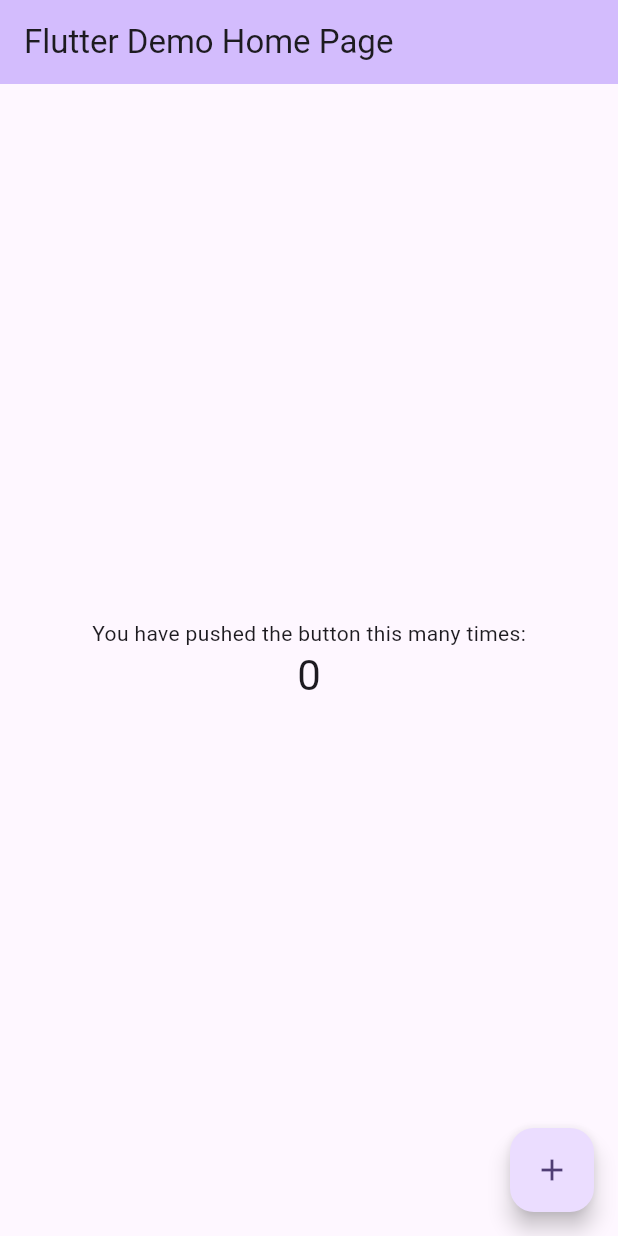
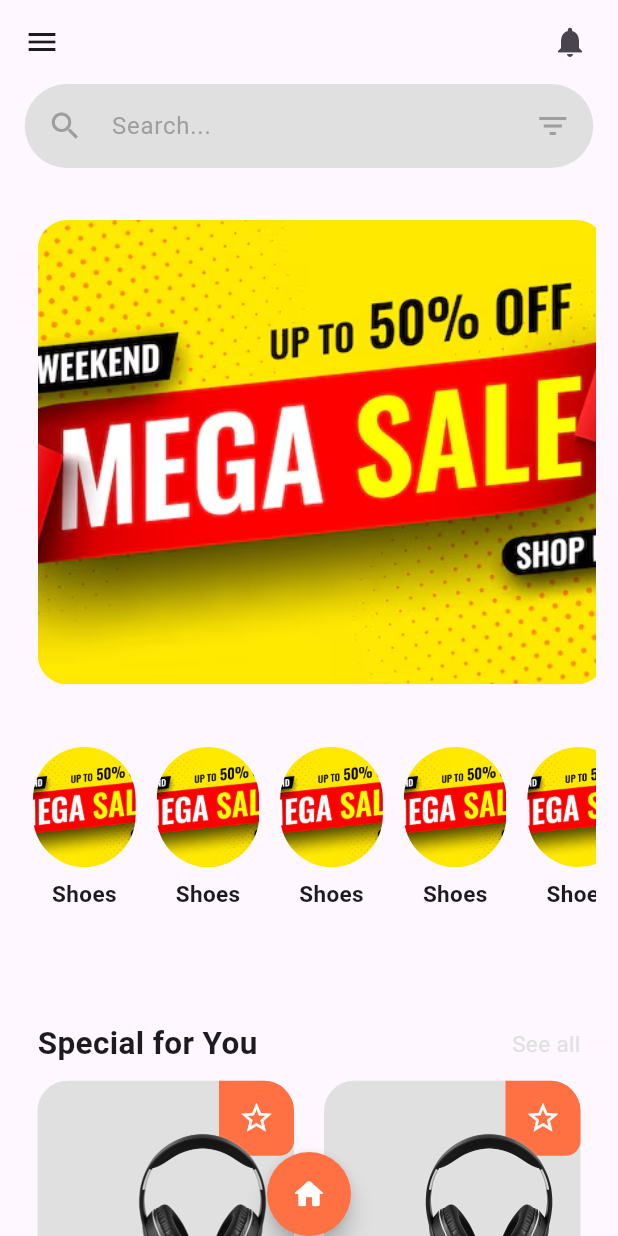
Before and after one commit to PrernaMi/E_Comm_App, a Flutter app: the screen it shows after launch, on a phone screen of 412 x 824 dp. Run offline on Flutter 3.47's test engine with Material 3 defaults, Android fonts, the light colour scheme and no system bars.

Commit message:
Added home page UI

```diff
--- a/lib/main.dart
+++ b/lib/main.dart
@@ -1,125 +1,22 @@
+import 'package:e_com_app_firebase/screens/home_page.dart';
 import 'package:flutter/material.dart';
 
 void main() {
-  runApp(const MyApp());
+  runApp( MyApp());
 }
 
 class MyApp extends StatelessWidget {
-  const MyApp({super.key});
 
-  // This widget is the root of your application.
   @override
   Widget build(BuildContext context) {
     return MaterialApp(
+      debugShowCheckedModeBanner: false,
       title: 'Flutter Demo',
       theme: ThemeData(
-        // This is the theme of your application.
-        //
-        // TRY THIS: Try running your application with "flutter run". You'll see
-        // the application has a purple toolbar. Then, without quitting the app,
-        // try changing the seedColor in the colorScheme below to Colors.green
-        // and then invoke "hot reload" (save your changes or press the "hot
-        // reload" button in a Flutter-supported IDE, or press "r" if you used
-        // the command line to start the app).
-        //
-        // Notice that the counter didn't reset back to zero; the application
-        // state is not lost during the reload. To reset the state, use hot
-        // restart instead.
-        //
-        // This works for code too, not just values: Most code changes can be
-        // tested with just a hot reload.
         colorScheme: ColorScheme.fromSeed(seedColor: Colors.deepPurple),
         useMaterial3: true,
       ),
-      home: const MyHomePage(title: 'Flutter Demo Home Page'),
+      home: HomePage(),
     );
   }
 }
-
-class MyHomePage extends StatefulWidget {
-  const MyHomePage({super.key, required this.title});
-
-  // This widget is the home page of your application. It is stateful, meaning
-  // that it has a State object (defined below) that contains fields that affect
-  // how it looks.
-
-  // This class is the configuration for the state. It holds the values (in this
-  // case the title) provided by the parent (in this case the App widget) and
-  // used by the build method of the State. Fields in a Widget subclass are
-  // always marked "final".
-
-  final String title;
-
-  @override
-  State<MyHomePage> createState() => _MyHomePageState();
-}
-
-class _MyHomePageState extends State<MyHomePage> {
-  int _counter = 0;
-
-  void _incrementCounter() {
-    setState(() {
-      // This call to setState tells the Flutter framework that something has
-      // changed in this State, which causes it to rerun the build method below
-      // so that the display can reflect the updated values. If we changed
-      // _counter without calling setState(), then the build method would not be
-      // called again, and so nothing would appear to happen.
-      _counter++;
-    });
-  }
-
-  @override
-  Widget build(BuildContext context) {
-    // This method is rerun every time setState is called, for instance as done
-    // by the _incrementCounter method above.
-    //
-    // The Flutter framework has been optimized to make rerunning build methods
-    // fast, so that you can just rebuild anything that needs updating rather
-    // than having to individually change instances of widgets.
-    return Scaffold(
-      appBar: AppBar(
-        // TRY THIS: Try changing the color here to a specific color (to
-        // Colors.amber, perhaps?) and trigger a hot reload to see the AppBar
-        // change color while the other colors stay the same.
-        backgroundColor: Theme.of(context).colorScheme.inversePrimary,
-        // Here we take the value from the MyHomePage object that was created by
-        // the App.build method, and use it to set our appbar title.
-        title: Text(widget.title),
-      ),
-      body: Center(
-        // Center is a layout widget. It takes a single child and positions it
-        // in the middle of the parent.
-        child: Column(
-          // Column is also a layout widget. It takes a list of children and
-          // arranges them vertically. By default, it sizes itself to fit its
-          // children horizontally, and tries to be as tall as its parent.
-          //
-          // Column has various properties to control how it sizes itself and
-          // how it positions its children. Here we use mainAxisAlignment to
-          // center the children vertically; the main axis here is the vertical
-          // axis because Columns are vertical (the cross axis would be
-          // horizontal).
-          //
-          // TRY THIS: Invoke "debug painting" (choose the "Toggle Debug Paint"
-          // action in the IDE, or press "p" in the console), to see the
-          // wireframe for each widget.
-          mainAxisAlignment: MainAxisAlignment.center,
-          children: <Widget>[
-            const Text(
-              'You have pushed the button this many times:',
-            ),
-            Text(
-              '$_counter',
-              style: Theme.of(context).textTheme.headlineMedium,
-            ),
-          ],
-        ),
-      ),
-      floatingActionButton: FloatingActionButton(
-        onPressed: _incrementCounter,
-        tooltip: 'Increment',
-        child: const Icon(Icons.add),
-      ), // This trailing comma makes auto-formatting nicer for build methods.
-    );
-  }
-}
--- /dev/null
+++ b/lib/screens/explore_product.dart
@@ -0,0 +1,14 @@
+import 'package:flutter/material.dart';
+
+class ExploreProduct extends StatelessWidget{
+  @override
+  Widget build(BuildContext context) {
+    return Scaffold(
+      body: Column(
+        children: [
+
+        ],
+      ),
+    );
+  }
+}
--- /dev/null
+++ b/lib/screens/home_page.dart
@@ -0,0 +1,245 @@
+import 'package:e_com_app_firebase/screens/explore_product.dart';
+import 'package:e_com_app_firebase/widget_constant/color_const.dart';
+import 'package:flutter/material.dart';
+
+class HomePage extends StatelessWidget {
+  MediaQueryData? mqData;
+
+  @override
+  Widget build(BuildContext context) {
+    mqData = MediaQuery.of(context);
+    return Scaffold(
+      appBar: AppBar(
+        actions: [
+          Padding(
+            padding: EdgeInsets.symmetric(horizontal: 20.0),
+            child: Icon(Icons.notifications),
+          )
+        ],
+      ),
+      drawer: Drawer(
+        child: Padding(
+          padding: EdgeInsets.symmetric(horizontal: 20.0),
+          child: Column(
+            children: [],
+          ),
+        ),
+      ),
+      body: Padding(
+        padding: EdgeInsets.symmetric(horizontal: 15.0),
+        child: SingleChildScrollView(
+          child: Column(
+            children: [
+              SizedBox(
+                height: 0,
+              ),
+              //search bar
+              SizedBox(
+                width: mqData!.size.width * 0.92,
+                child: TextField(
+                  decoration: InputDecoration(
+                      filled: true,
+                      fillColor: ColorConst.mColor[0],
+                      prefixIcon: Padding(
+                        padding: EdgeInsets.symmetric(horizontal: 15),
+                        child: Icon(
+                          Icons.search,
+                          color: Colors.grey,
+                        ),
+                      ),
+                      hintText: "Search...",
+                      hintStyle: TextStyle(color: Colors.grey),
+                      suffixIcon: Padding(
+                        padding: EdgeInsets.symmetric(horizontal: 15.0),
+                        child: Icon(
+                          Icons.filter_list,
+                          color: Colors.grey,
+                        ),
+                      ),
+                      border: OutlineInputBorder(
+                          borderRadius: BorderRadius.circular(35),
+                          borderSide: BorderSide.none)),
+                ),
+              ),
+              SizedBox(
+                height: mqData!.size.height * 0.03,
+              ),
+              //slide banner listview
+              SizedBox(
+                height: mqData!.size.height * 0.4,
+                child: ListView.builder(
+                    shrinkWrap: true,
+                    scrollDirection: Axis.horizontal,
+                    itemCount: 5,
+                    itemBuilder: (_, index) {
+                      return Padding(
+                        padding: EdgeInsets.all(10),
+                        child: ClipRRect(
+                            borderRadius: BorderRadius.circular(20),
+                            child: Image.asset(
+                              "assets/banner.png",
+                              fit: BoxFit.cover,
+                              width: mqData!.size.width * 0.92,
+                            )),
+                      );
+                    }),
+              ),
+              SizedBox(
+                height: mqData!.size.height * 0.03,
+              ),
+              //circle banner listview
+              SizedBox(
+                height: mqData!.size.height * 0.23,
+                child: ListView.builder(
+                    shrinkWrap: true,
+                    scrollDirection: Axis.horizontal,
+                    itemCount: 10,
+                    itemBuilder: (_, index) {
+                      return SizedBox(
+                        width: mqData!.size.width * 0.2,
+                        child: Column(
+                          children: [
+                            //banner image
+                            Padding(
+                              padding: EdgeInsets.all(7),
+                              child: CircleAvatar(
+                                  radius: 40,
+                                  child: ClipRRect(
+                                    borderRadius: BorderRadius.circular(40),
+                                    child: Image.asset(
+                                      "assets/banner.png",
+                                      fit: BoxFit.cover,
+                                      height: 100,
+                                    ),
+                                  )),
+                            ),
+                            //banner name
+                            Padding(
+                              padding: EdgeInsets.symmetric(horizontal: 10),
+                              child: Flexible(
+                                child: Text(
+                                  "Shoes",
+                                  style: TextStyle(
+                                      fontSize: 15,
+                                      fontWeight: FontWeight.bold),
+                                ),
+                              ),
+                            )
+                          ],
+                        ),
+                      );
+                    }),
+              ),
+              //Special for you text
+              Padding(
+                padding: EdgeInsets.symmetric(horizontal: 10.0),
+                child: Row(
+                  mainAxisAlignment: MainAxisAlignment.spaceBetween,
+                  children: [
+                    Text(
+                      "Special for You",
+                      style:
+                          TextStyle(fontWeight: FontWeight.bold, fontSize: 21),
+                    ),
+                    Text(
+                      "See all",
+                      style:
+                          TextStyle(fontSize: 15, color: ColorConst.mColor[0]),
+                    )
+                  ],
+                ),
+              ),
+              //item grid
+              GridView.builder(
+                  shrinkWrap: true,
+                  gridDelegate: SliverGridDelegateWithMaxCrossAxisExtent(
+                    maxCrossAxisExtent: 250, childAspectRatio: 1 / 1),
+                  itemCount: 10,
+                  itemBuilder: (_, index) {
+                    return InkWell(
+                      splashColor: Colors.transparent,
+                      highlightColor: Colors.transparent,
+                      hoverColor: Colors.transparent,
+                      onTap: (){
+                         Navigator.push(context, MaterialPageRoute(builder: (context){
+                          return ExploreProduct();
+                        }));
+                      },
+                      child: Stack(
+                        children: [
+                          Positioned.fill(
+                            child: Container(
+                              margin: EdgeInsets.all(10),
+                              height: mqData!.size.height * 0.3,
+                              decoration: BoxDecoration(
+                                  color: ColorConst.mColor[0],
+                                  borderRadius: BorderRadius.circular(20)),
+                            ),
+                          ),
+                          Positioned(
+                            right:10,
+                            top:10,
+                            child: Container(
+                              height: 50,
+                              width: 50,
+                              decoration: BoxDecoration(
+                                  color: ColorConst.mColor[1],
+                               borderRadius: BorderRadius.only(topRight: Radius.circular(20),bottomRight: Radius.circular(10),bottomLeft: Radius.circular(10))
+                      ),
+                              child: Icon(Icons.star_border_outlined,color: Colors.white,),
+                                  ),
+                            ),
+                          Positioned(
+                            left:70,
+                              top: 40,
+                              child: Image.asset("assets/headphone.png",height: 100,width: 100,)),
+                          Positioned(
+                            bottom: 15,
+                            left: 15,
+                            child: Column(
+                              mainAxisAlignment: MainAxisAlignment.center,
+                              crossAxisAlignment: CrossAxisAlignment.center,
+                              children: [
+                                Center(child: Text("Wireless Headphones",style: TextStyle(fontWeight: FontWeight.bold),)),
+                                Row(
+                                  mainAxisAlignment: MainAxisAlignment.spaceEvenly,
+                                  children: [
+                                    SizedBox(width: 5,),
+                                    Text("\$120.00",style: TextStyle(
+                                      fontWeight: FontWeight.bold
+                                    ),),
+                                    SizedBox(width: 30,),
+                                    Row(
+                                      children: [
+                                        Icon(Icons.circle,color: Colors.black,),
+                                        Icon(Icons.circle,color: Colors.blueAccent,),
+                                        Icon(Icons.circle,color: Colors.deepOrange,),
+                                        Icon(Icons.circle,color: Colors.purpleAccent,),
+                                      ],
+                                    ),
+                                    ],
+                                )
+                              ],
+                            ),
+                          )
+                        ],
+                      ),
+                    );
+                  }),
+            ],
+          ),
+        ),
+      ),
+      floatingActionButtonLocation: FloatingActionButtonLocation.centerDocked,
+      floatingActionButton: FloatingActionButton(
+        shape: CircleBorder(),
+        backgroundColor: ColorConst.mColor[1],
+        onPressed: () {},
+        child: Icon(
+          Icons.home_rounded,
+          color: Colors.white,
+        ),
+      ),
+    );
+  }
+}
--- /dev/null
+++ b/lib/widget_constant/color_const.dart
@@ -0,0 +1,11 @@
+import 'dart:ui';
+
+import 'package:flutter/material.dart';
+
+class ColorConst{
+
+  static List<Color> mColor = [
+    Colors.grey.shade300,
+    Colors.deepOrange.shade400,
+  ];
+}
--- a/pubspec.yaml
+++ b/pubspec.yaml
@@ -59,8 +59,8 @@ flutter:
   uses-material-design: true
 
   # To add assets to your application, add an assets section, like this:
-  # assets:
-  #   - images/a_dot_burr.jpeg
+  assets:
+    - assets/
   #   - images/a_dot_ham.jpeg
 
   # An image asset can refer to one or more resolution-specific "variants", see
```
Also changed, not shown: assets/banner.png (added), assets/headphone.png (added), 1 other file.
